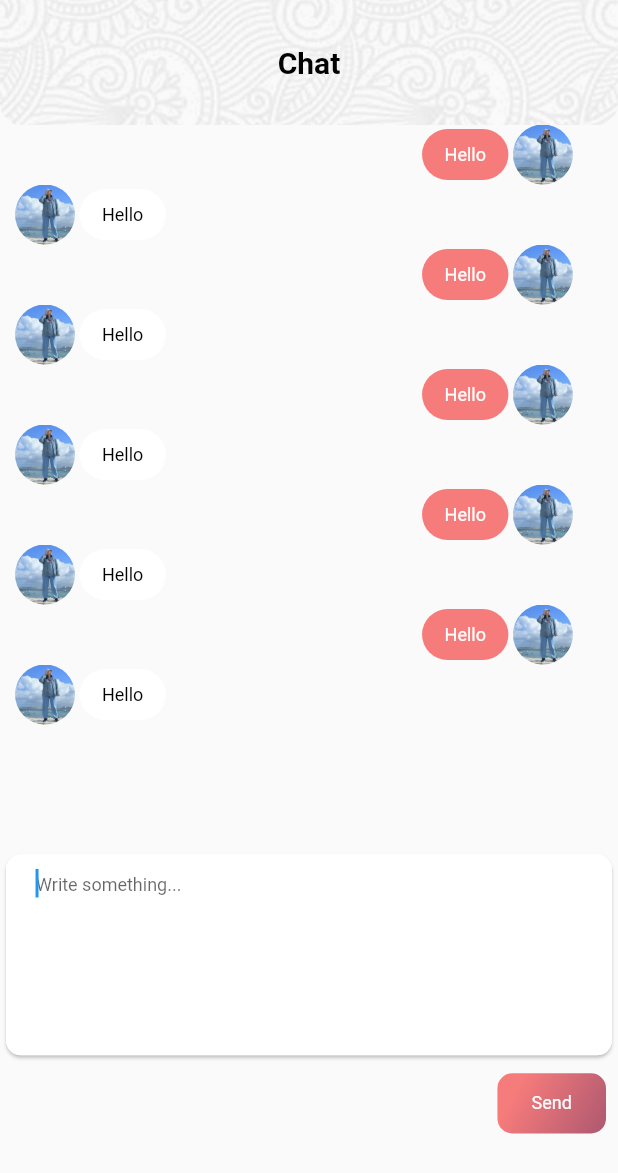
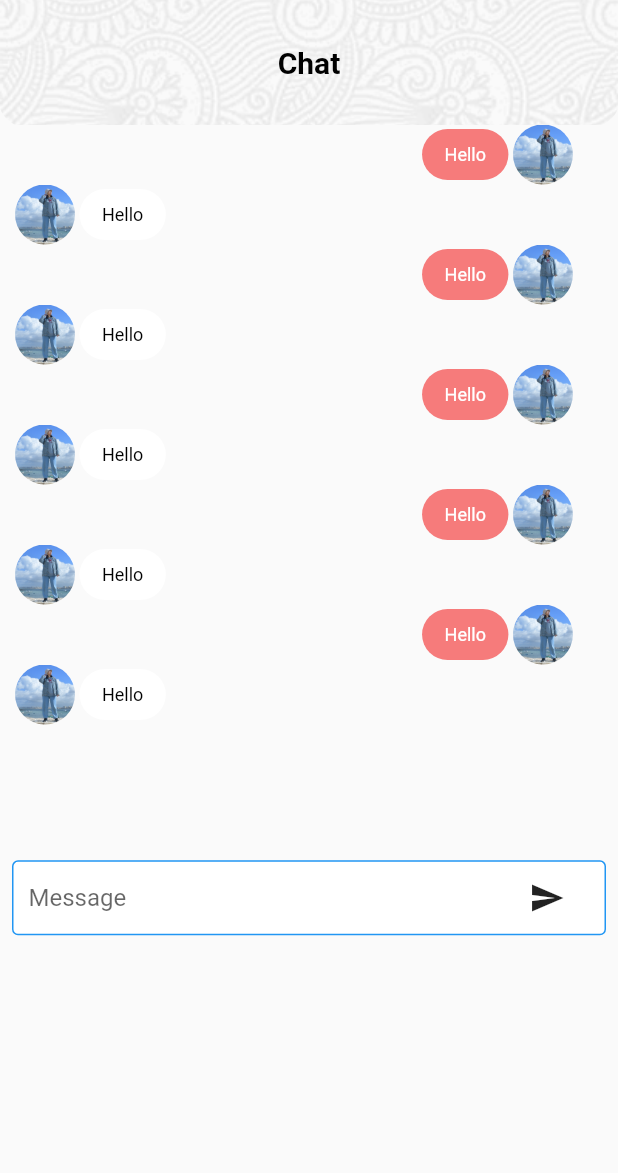
Before and after one commit to Hana-Khan/flutter_chat_app, a Flutter app: the ChatScreen screen opened directly, on a phone screen of 412 x 824 dp. Shown: the top 1173 px of the screen. Run offline on Flutter 3.47's test engine with Material 2 defaults, Android fonts, the phone set to English and light mode, and no system bars; our stand-ins replace equatable, flutter_bloc.

Commit message:
11:10PM 9/8/2021 Hina

```diff
--- a/lib/presentation/screens/screen_chat.dart
+++ b/lib/presentation/screens/screen_chat.dart
@@ -62,65 +62,7 @@ class _ChatScreenState extends State<ChatScreen> {
                   }
                 ),
               ),
-            Card(
-              shape: RoundedRectangleBorder(
-              borderRadius: BorderRadius.circular(10.0),
-              side:BorderSide(color:white)),
-              child: TextField(
-                autofocus: true,
-                controller: _messageTextController,
-                onChanged: (value) {
-
-                },
-                  minLines: 6,
-                  keyboardType: TextInputType.multiline,
-                  maxLines: null,
-                  decoration: kMessageTextFieldDecoration,
-              ),
-            ),
-            Container(
-              alignment: Alignment.bottomRight,
-              padding: EdgeInsets.all(8),
-              child: Container(
-                width: SizeConfig.convertHeight(context, 60),
-                height: SizeConfig.convertWidth(context, 40),
-                decoration: BoxDecoration(
-                  borderRadius: BorderRadius.all(Radius.circular(10.0)),
-                  gradient: LinearGradient(
-                    colors: [peachGradient, purpleGradient],
-                    begin: const FractionalOffset(0.2, 0.2),
-                    end: const FractionalOffset(1.0, 1.0),
-                    stops: [0.0, 1.0],
-                    tileMode: TileMode.clamp
-                  )
-                ),
-                child: Builder(builder: (BuildContext context) {
-                  return MaterialButton(
-                    shape: RoundedRectangleBorder(
-                      borderRadius: BorderRadius.all(
-                        Radius.circular(5.0)
-                        )
-                      ),
-                    child: Container(
-                      alignment: Alignment.center,
-                      child: Text(
-                        'Send',
-                        textAlign: TextAlign.center,
-                        style: TextStyle(
-                          color: Colors.white,
-                          fontSize: 12.0,
-                          fontWeight: FontWeight.normal,
-                        ),
-                      ),
-                    ),
-                    onPressed: () async {
-
-                      }
-                        );
-                       }
-                      )
-                    ),
-                  ),
+            _buildMessageBox()
                 ]
               )
             )
@@ -130,3 +72,53 @@ class _ChatScreenState extends State<ChatScreen> {
     );
   }
 }
+
+class _buildMessageBox extends StatelessWidget {
+  const _buildMessageBox({
+    Key? key,
+  }) : super(key: key);
+
+  @override
+  Widget build(BuildContext context) {
+    return Align(
+      alignment: Alignment.bottomLeft,
+      child: Container(
+        margin: EdgeInsets.all(8),
+        decoration: BoxDecoration(
+          color: Colors.white,
+          border: Border.all(color: Theme.of(context).accentColor),
+          borderRadius: BorderRadius.all(Radius.circular(4.0)),
+        ),
+        child: Padding(
+          padding: const EdgeInsets.fromLTRB(10, 0, 0, 0),
+          child: Form(
+            // key: _formKey,
+            child: Row(
+              children: <Widget>[
+                Expanded(
+                  flex: 8,
+                  child: TextFormField(
+                    key: Key('Message'),
+                    // validator: NameFieldValidator.validate,
+                    // onSaved: (value) => _message = value,
+                    decoration: InputDecoration(
+                      border: InputBorder.none,
+                      hintText: 'Message',
+                    ),
+                  ),
+                ),
+                Expanded(
+                  flex: 2,
+                  child: InkWell(
+                    // onTap: _sendMessage,
+                    child: Icon(Icons.send),
+                  ),
+                ),
+              ],
+            ),
+          ),
+        ),
+      ),
+    );
+  }
+}
--- a/pubspec.yaml
+++ b/pubspec.yaml
@@ -28,6 +28,12 @@ dependencies:
   # The following adds the Cupertino Icons font to your application.
   # Use with the CupertinoIcons class for iOS style icons.
   cupertino_icons: ^1.0.2
+
+  # cubit state management
+  flutter_bloc: ^7.1.0
+
+  # equatable
+  equatable: ^2.0.3
 
 dev_dependencies:
   flutter_test:
```
Also changed, not shown: lib/cubit/inbox state.dart (added, +30 -0 lines), lib/cubit/inbox_cubit.dart (added, +24 -0 lines), lib/data/model/message.dart (added, +28 -0 lines), lib/data/repository/messages_repository.dart (added, +11 -0 lines), lib/data/repository/messages_repository_interface.dart (added, +8 -0 lines), lib/presentation/widgets/appbar.dart (deleted, +0 -48 lines), pubspec.lock. Lines whose indentation alone changed are shown as unchanged.
